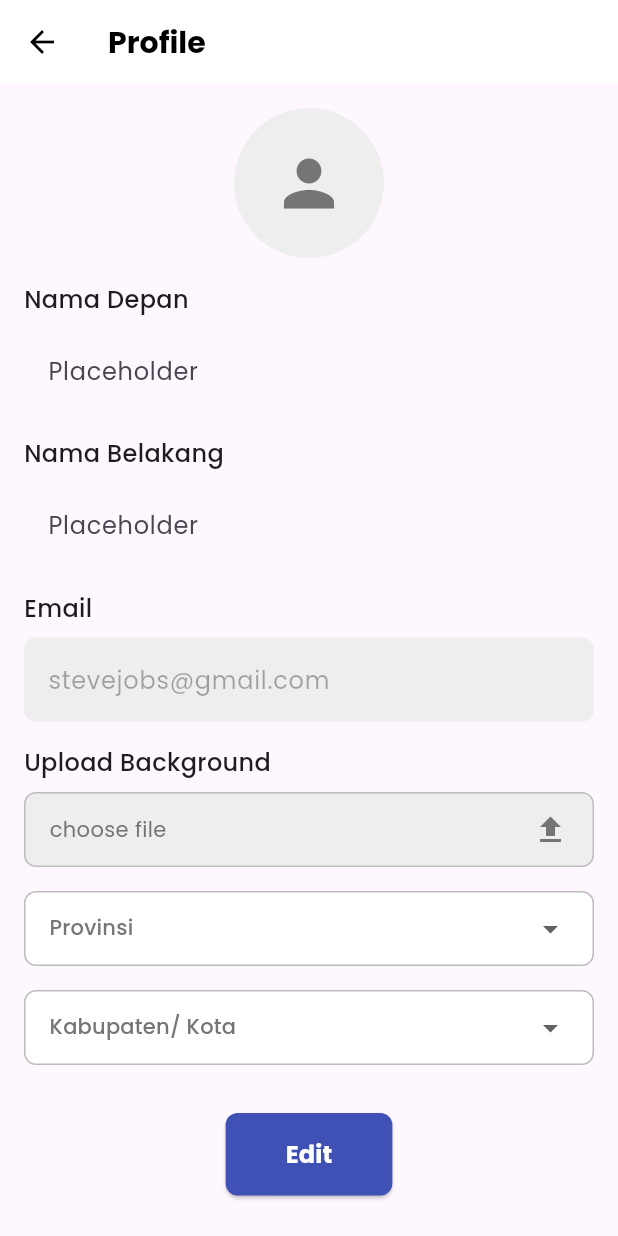
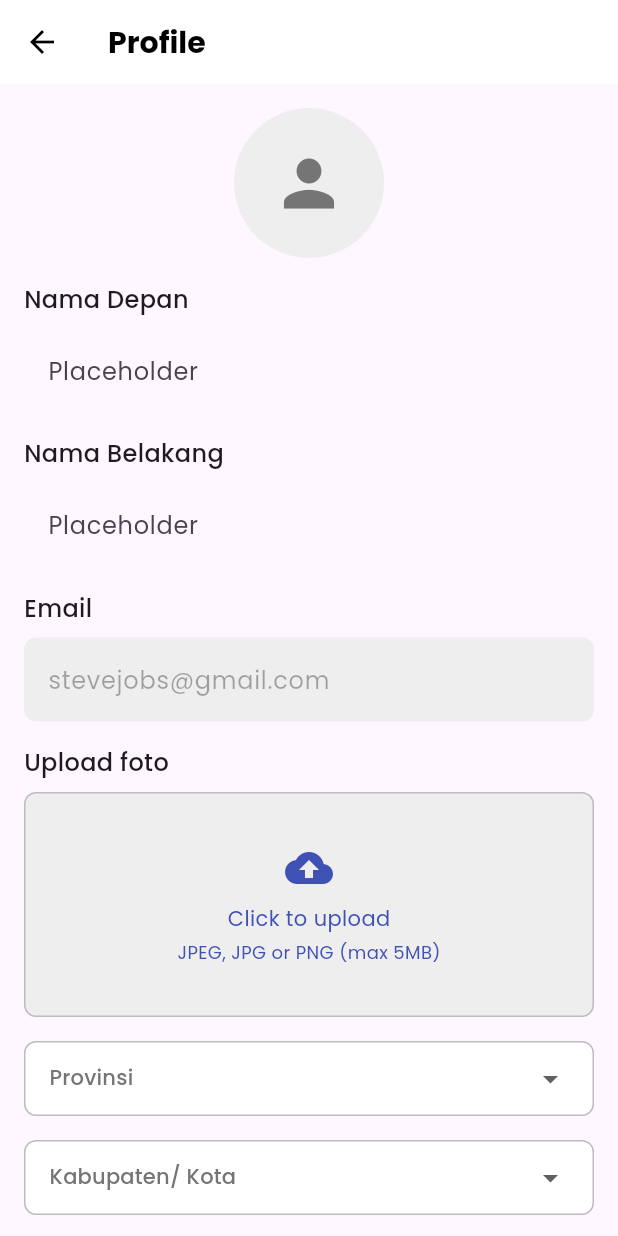
Before and after one commit to dzayeate/EDUPASS-MOBILE, a Flutter app: the ProfileDetailUser screen opened directly, on a phone screen of 412 x 824 dp. Run offline on Flutter 3.47's test engine with Material 3 defaults, Android fonts, the light colour scheme and no system bars; our stand-ins replace cached_network_image, curved_navigation_bar, dio, file_picker, flutter_svg, go_router and 5 more; missing offline and left inert: mobile_scanner; accounts and stored records are empty; network calls fail.

Commit message:
Activity Page, Fixing Upload File Function

```diff
--- a/lib/main.dart
+++ b/lib/main.dart
@@ -1,7 +1,10 @@
 import 'package:edupass_mobile/api/auth/auth_service.dart';
 import 'package:edupass_mobile/screens/authentication/choose_role_screen.dart';
 import 'package:edupass_mobile/screens/authentication/login_screen.dart';
+import 'package:edupass_mobile/screens/authentication/registration_role/general_regis_screen.dart';
 import 'package:edupass_mobile/screens/edupass_app.dart';
+import 'package:edupass_mobile/screens/profile/profile_user.dart';
+import 'package:edupass_mobile/screens/profile/profile_user_detail.dart';
 import 'package:edupass_mobile/screens/terms_and_condition/TermsConditionScreen.dart';
 import 'package:flutter/material.dart';
 import 'package:go_router/go_router.dart';
@@ -27,7 +30,7 @@ class MyApp extends StatelessWidget {
         GoRoute(
           path: '/',
           builder: (context, state) =>
-              loggedIn ? const EduPassApp() : const LoginScreen(),
+              loggedIn ? const EduPassApp() : const ProfileUser(),
         ),
         // Add other routes here
         GoRoute(
--- a/lib/screens/profile/components/upload_bg_field.dart
+++ /dev/null
@@ -1,51 +0,0 @@
-import 'package:flutter/material.dart';
-import 'package:google_fonts/google_fonts.dart';
-import 'package:flutter_svg/flutter_svg.dart';
-
-class UploadBackgroundField extends StatelessWidget {
-  const UploadBackgroundField({super.key});
-
-  @override
-  Widget build(BuildContext context) {
-    return Column(
-      crossAxisAlignment: CrossAxisAlignment.start,
-      children: [
-        Text(
-          'Upload Background',
-          style: GoogleFonts.poppins(
-            fontSize: 16,
-            fontWeight: FontWeight.w500,
-          ),
-        ),
-        const SizedBox(height: 8),
-        GestureDetector(
-          onTap: () {
-            // Handle file upload
-          },
-          child: Container(
-            height: 50,
-            padding: const EdgeInsets.symmetric(horizontal: 16),
-            decoration: BoxDecoration(
-              color: Colors.grey.shade200,
-              borderRadius: BorderRadius.circular(8),
-              border: Border.all(color: Colors.grey.shade400),
-            ),
-            child: Row(
-              mainAxisAlignment: MainAxisAlignment.spaceBetween,
-              children: [
-                Text(
-                  'choose file',
-                  style: GoogleFonts.poppins(
-                    fontSize: 14,
-                    color: Colors.grey.shade600,
-                  ),
-                ),
-                Icon(Icons.file_upload, color: Colors.grey.shade600),
-              ],
-            ),
-          ),
-        ),
-      ],
-    );
-  }
-}
--- /dev/null
+++ b/lib/screens/profile/components/upload_image_field.dart
@@ -0,0 +1,94 @@
+import 'package:flutter/material.dart';
+import 'package:google_fonts/google_fonts.dart';
+import 'package:file_picker/file_picker.dart';
+
+class UploadImageField extends StatefulWidget {
+  const UploadImageField({super.key, required this.onFileSelected});
+
+  final void Function(String filePath) onFileSelected;
+
+  @override
+  _UploadImageFieldState createState() => _UploadImageFieldState();
+}
+
+class _UploadImageFieldState extends State<UploadImageField> {
+  String? _fileName;
+
+  void _pickFile() async {
+    final result = await FilePicker.platform.pickFiles(
+      type: FileType.custom,
+      allowedExtensions: [
+        'jpg',
+        'jpeg',
+        'png',
+      ],
+    );
+    if (result != null && result.files.isNotEmpty) {
+      final file = result.files.first;
+      if (file.size <= 5 * 1024 * 1024) {
+        // Max 5MB
+        setState(() {
+          _fileName = file.name;
+        });
+        widget.onFileSelected(file.path!);
+      } else {
+        // Show error message if file size exceeds 5MB
+        ScaffoldMessenger.of(context).showSnackBar(
+          const SnackBar(content: Text('File size exceeds 5MB')),
+        );
+      }
+    }
+  }
+
+  @override
+  Widget build(BuildContext context) {
+    return Column(
+      crossAxisAlignment: CrossAxisAlignment.start,
+      children: [
+        Text(
+          'Upload foto',
+          style: GoogleFonts.poppins(
+            fontSize: 16,
+            fontWeight: FontWeight.w500,
+          ),
+        ),
+        const SizedBox(height: 8),
+        GestureDetector(
+          onTap: _pickFile,
+          child: Container(
+            height: 150,
+            width: double.infinity,
+            padding: const EdgeInsets.symmetric(horizontal: 8),
+            decoration: BoxDecoration(
+              color: Colors.grey.shade200,
+              borderRadius: BorderRadius.circular(8),
+              border: Border.all(color: Colors.grey.shade400),
+            ),
+            child: Column(
+              mainAxisAlignment: MainAxisAlignment.center,
+              children: [
+                Icon(Icons.cloud_upload, size: 32, color: Colors.indigo),
+                const SizedBox(height: 8),
+                Text(
+                  _fileName ?? 'Click to upload',
+                  style: GoogleFonts.poppins(
+                    fontSize: 14,
+                    color: Colors.indigo,
+                  ),
+                ),
+                const SizedBox(height: 4),
+                Text(
+                  'JPEG, JPG or PNG (max 5MB)',
+                  style: GoogleFonts.poppins(
+                    fontSize: 12,
+                    color: Colors.indigo,
+                  ),
+                ),
+              ],
+            ),
+          ),
+        ),
+      ],
+    );
+  }
+}
--- a/lib/screens/profile/profile_user_detail.dart
+++ b/lib/screens/profile/profile_user_detail.dart
@@ -1,7 +1,7 @@
 import 'package:edupass_mobile/screens/edupass_app.dart';
 import 'package:edupass_mobile/screens/profile/components/dropdown_field.dart';
 import 'package:edupass_mobile/screens/profile/components/profile_text_field.dart';
-import 'package:edupass_mobile/screens/profile/components/upload_bg_field.dart';
+import 'package:edupass_mobile/screens/profile/components/upload_image_field.dart';
 import 'package:flutter/material.dart';
 import 'package:google_fonts/google_fonts.dart';
 
@@ -57,7 +57,12 @@ class ProfileDetailUser extends StatelessWidget {
               enabled: false,
             ),
             const SizedBox(height: 16),
-            const UploadBackgroundField(),
+            UploadImageField(
+              onFileSelected: (filePath) {
+                // Handle file path
+                print('Selected file path: $filePath');
+              },
+            ),
             const SizedBox(height: 16),
             const DropdownField(
               label: 'Provinsi',
--- a/pubspec.yaml
+++ b/pubspec.yaml
@@ -51,6 +51,9 @@ dependencies:
   path_provider: ^2.0.11
 
   table_calendar: ^3.0.7
+
+  # file upload
+  file_picker: ^5.2.2
 
   # api
   dio: ^5.4.3+1
```
Also changed, not shown: lib/screens/profile/activity/activity_user.dart (added, +85 -0 lines), lib/screens/profile/profile_user.dart (+11 -5 lines), pubspec.lock.
